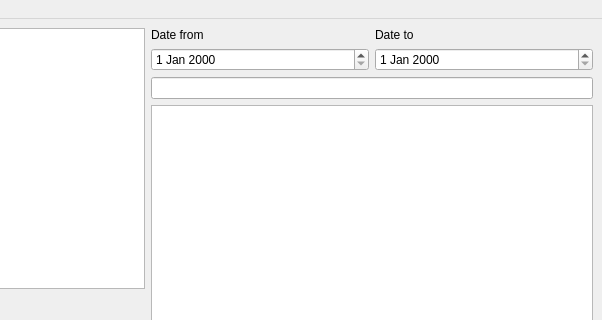
Qt form budget/budget.ui (PacktPublishing/Mastering-Qt6) before a commit; both pictures show x 307 to 909 and y 0 to 320 of the 909 by 608 pixel window.
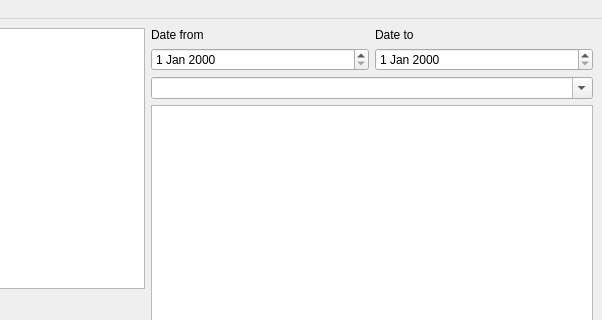
The same form after that commit.

Commit message: Updated findSearch from lineedit to combobox

What changed in the file:
```diff
--- a/budget/budget.ui
+++ b/budget/budget.ui
@@ -108,7 +108,11 @@
        </layout>
       </item>
       <item>
-       <widget class="QLineEdit" name="find"/>
+       <widget class="QComboBox" name="findSearch">
+        <property name="editable">
+         <bool>true</bool>
+        </property>
+       </widget>
       </item>
       <item>
        <widget class="QTableView" name="table_trans"/>
```
The commit also changes 1 other file.
